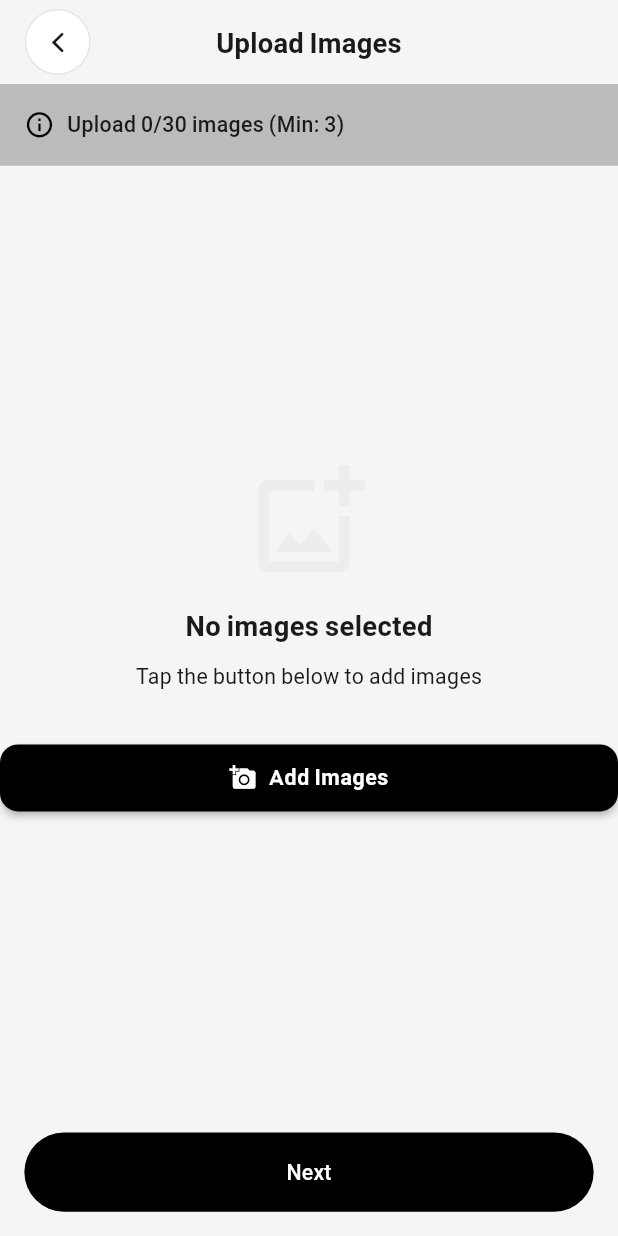
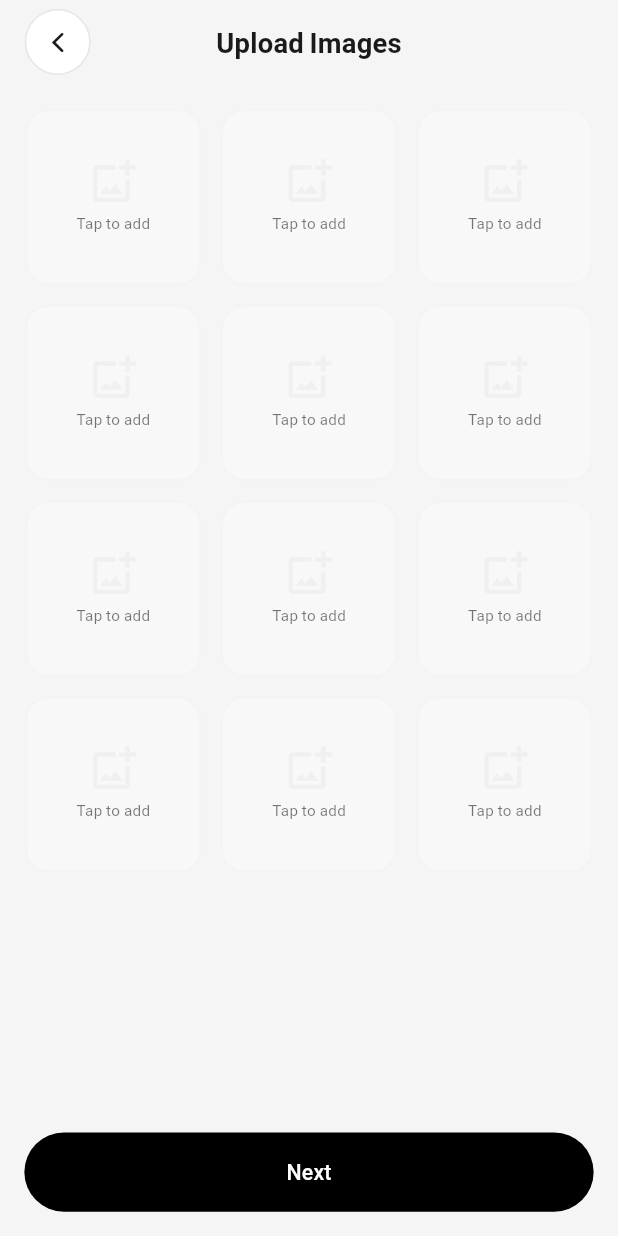
Before and after one commit to QutaibaQusai/Channels, a Flutter app: the UploadImagesView screen opened directly with empty values, on a phone screen of 412 x 824 dp. Run offline on Flutter 3.47's test engine with Material 3 defaults, Android fonts, the phone set to English and light mode, and no system bars; our stand-ins replace carousel_slider, dio, equatable, flutter_bloc, flutter_otp_text_field, flutter_riverpod and 12 more; accounts and stored records are empty.

Commit message:
the flow of the create add

```diff
--- a/lib/core/api/end_points.dart
+++ b/lib/core/api/end_points.dart
@@ -3,8 +3,7 @@ class EndPoint {
   static String countries = "countries";
   static String categories = "categories";
   static String subcategories(String categoryId) => "categories/$categoryId";
-  static String filters(String categoryId) =>
-      "categories/$categoryId/filters";
+  static String filters(String categoryId) => "categories/$categoryId/filters";
   static String requestOtp = "auth/request-otp";
   static String verifyOtp = "auth/verify-otp";
   static String updatePreferences = "user/preferences";
@@ -57,6 +56,7 @@ class ApiKey {
   static String attributes = "attributes";
   static String amount = "amount";
   static String price = "price";
+  static String priceAmount = "price_amount";
   static String priceCurrency = "price_currency";
   static String adStatus = "status";
   static String reportCount = "report_count";
--- /dev/null
+++ b/lib/core/shared/widgets/gradient_overlay.dart
@@ -0,0 +1,99 @@
+import 'package:flutter/material.dart';
+
+/// A reusable widget that places a bottom gradient overlay on top of [child]
+/// and shows a fixed [bottomWidget] above it.
+///
+/// Creates a smooth gradient fade effect from transparent to the scaffold background color.
+/// Perfect for floating action buttons, bottom navigation, or fixed CTAs.
+///
+/// - [inverseGradient] = false: transparent (top) -> opaque (bottom) - default
+/// - [inverseGradient] = true : opaque (top) -> transparent (bottom)
+class GradientOverlay extends StatelessWidget {
+  final Widget child;
+  final Widget? bottomWidget;
+  final bool inverseGradient;
+
+  const GradientOverlay({
+    super.key,
+    required this.child,
+    this.bottomWidget,
+    this.inverseGradient = false,
+  });
+
+  static const List<double> _stops = <double>[
+    0.0,
+    0.05,
+    0.10,
+    0.15,
+    0.25,
+    0.35,
+    0.45,
+    0.55,
+    0.65,
+    0.75,
+    0.85,
+    0.95,
+    1.0,
+  ];
+
+  @override
+  Widget build(BuildContext context) {
+    final Color bg = Theme.of(context).scaffoldBackgroundColor;
+
+    final List<Color> colors = inverseGradient
+        ? <Color>[
+            bg,
+            bg.withValues(alpha: 0.95),
+            bg.withValues(alpha: 0.90),
+            bg.withValues(alpha: 0.85),
+            bg.withValues(alpha: 0.75),
+            bg.withValues(alpha: 0.65),
+            bg.withValues(alpha: 0.55),
+            bg.withValues(alpha: 0.45),
+            bg.withValues(alpha: 0.35),
+            bg.withValues(alpha: 0.25),
+            bg.withValues(alpha: 0.15),
+            bg.withValues(alpha: 0.05),
+            bg.withValues(alpha: 0.0),
+          ]
+        : <Color>[
+            bg.withValues(alpha: 0.0),
+            bg.withValues(alpha: 0.05),
+            bg.withValues(alpha: 0.15),
+            bg.withValues(alpha: 0.25),
+            bg.withValues(alpha: 0.35),
+            bg.withValues(alpha: 0.45),
+            bg.withValues(alpha: 0.55),
+            bg.withValues(alpha: 0.65),
+            bg.withValues(alpha: 0.75),
+            bg.withValues(alpha: 0.85),
+            bg.withValues(alpha: 0.90),
+            bg.withValues(alpha: 0.95),
+            bg,
+          ];
+
+    return Stack(
+      fit: StackFit.expand,
+      children: <Widget>[
+        child,
+        if (bottomWidget != null)
+          Positioned(
+            left: 0,
+            right: 0,
+            bottom: 0,
+            child: DecoratedBox(
+              decoration: BoxDecoration(
+                gradient: LinearGradient(
+                  begin: Alignment.topCenter,
+                  end: Alignment.bottomCenter,
+                  colors: colors,
+                  stops: _stops,
+                ),
+              ),
+              child: SafeArea(top: false, child: bottomWidget!),
+            ),
+          ),
+      ],
+    );
+  }
+}
--- a/lib/features/categories/data/data_sources/categories_remote_data_source.dart
+++ b/lib/features/categories/data/data_sources/categories_remote_data_source.dart
@@ -21,9 +21,9 @@ class CategoriesRemoteDataSourceImpl implements CategoriesRemoteDataSource {
     String? country,
     String? parentId,
   }) async {
-    final response = await apiConsumer.get(
+    final response = await apiConsumer.post(
       EndPoint.categories,
-      queryParameters: {
+      data: {
         ApiKey.lang: lang,
         if (country != null) ApiKey.country: country,
         if (parentId != null) ApiKey.parentId: parentId,
--- a/lib/features/create_ad/data/data_sources/subcategories_remote_data_source.dart
+++ b/lib/features/create_ad/data/data_sources/subcategories_remote_data_source.dart
@@ -20,9 +20,9 @@ class SubcategoriesRemoteDataSourceImpl
     required String categoryId,
     required String lang,
   }) async {
-    final response = await apiConsumer.get(
+    final response = await apiConsumer.post(
       EndPoint.subcategories(categoryId),
-      queryParameters: {
+      data: {
         ApiKey.lang: lang,
       },
     );
--- a/lib/features/create_ad/data/repositories/create_ad_repository_impl.dart
+++ b/lib/features/create_ad/data/repositories/create_ad_repository_impl.dart
@@ -11,6 +11,7 @@ class CreateAdRepositoryImpl implements CreateAdRepository {
   Future<String> createAd({
     required String categoryId,
     required String subcategoryId,
+    required String countryCode,
     required String title,
     required String description,
     required double price,
@@ -20,6 +21,7 @@ class CreateAdRepositoryImpl implements CreateAdRepository {
     final response = await remoteDataSource.createAd(
       categoryId: categoryId,
       subcategoryId: subcategoryId,
+      countryCode: countryCode,
       title: title,
       description: description,
       price: price,
--- a/lib/features/create_ad/domain/repositories/create_ad_repository.dart
+++ b/lib/features/create_ad/domain/repositories/create_ad_repository.dart
@@ -4,6 +4,7 @@ abstract class CreateAdRepository {
   Future<String> createAd({
     required String categoryId,
     required String subcategoryId,
+    required String countryCode,
     required String title,
     required String description,
     required double price,
--- a/lib/features/create_ad/domain/usecases/create_ad.dart
+++ b/lib/features/create_ad/domain/usecases/create_ad.dart
@@ -9,6 +9,7 @@ class CreateAd {
   Future<String> call({
     required String categoryId,
     required String subcategoryId,
+    required String countryCode,
     required String title,
     required String description,
     required double price,
@@ -18,6 +19,7 @@ class CreateAd {
     return repository.createAd(
       categoryId: categoryId,
       subcategoryId: subcategoryId,
+      countryCode: countryCode,
       title: title,
       description: description,
       price: price,
--- a/lib/features/create_ad/presentation/cubit/create_ad/create_ad_cubit.dart
+++ b/lib/features/create_ad/presentation/cubit/create_ad/create_ad_cubit.dart
@@ -12,6 +12,7 @@ class CreateAdCubit extends Cubit<CreateAdState> {
   Future<void> createAd({
     required String categoryId,
     required String subcategoryId,
+    required String countryCode,
     required String title,
     required String description,
     required double price,
@@ -24,6 +25,7 @@ class CreateAdCubit extends Cubit<CreateAdState> {
       final adId = await createAdUseCase.call(
         categoryId: categoryId,
         subcategoryId: subcategoryId,
+        countryCode: countryCode,
         title: title,
         description: description,
         price: price,
--- a/lib/features/create_ad/presentation/views/upload_images/upload_images_view.dart
+++ b/lib/features/create_ad/presentation/views/upload_images/upload_images_view.dart
@@ -6,6 +6,7 @@ import 'package:image_picker/image_picker.dart';
 import 'package:channels/core/shared/widgets/app_bar.dart';
 import 'package:channels/core/shared/widgets/app_button.dart';
 import 'package:channels/core/shared/widgets/app_toast.dart';
+import 'package:channels/core/shared/widgets/gradient_overlay.dart';
 import 'package:channels/core/theme/app_sizes.dart';
 import 'package:channels/core/router/route_names.dart';
 
@@ -15,12 +16,14 @@ class UploadImagesView extends StatefulWidget {
   final Map<String, dynamic> formData;
   final String categoryId; // Subcategory ID
   final String parentCategoryId; // Parent category ID
+  final String rootCategoryId; // Root category (for API submission)
 
   const UploadImagesView({
     super.key,
     required this.formData,
     required this.categoryId,
     required this.parentCategoryId,
+    required this.rootCategoryId,
   });
 
   @override
@@ -110,6 +113,7 @@ class _UploadImagesViewState extends State<UploadImagesView> {
         'formData': widget.formData,
         'categoryId': widget.categoryId,
         'parentCategoryId': widget.parentCategoryId,
+        'rootCategoryId': widget.rootCategoryId,
         'images': _images,
       },
     );
@@ -124,97 +128,24 @@ class _UploadImagesViewState extends State<UploadImagesView> {
       backgroundColor: theme.scaffoldBackgroundColor,
       appBar: const AppAppBar(title: 'Upload Images', showBackButton: true),
       body: SafeArea(
-        child: Column(
-          children: [
-            // Image counter and info
-            Container(
-              padding: EdgeInsets.all(AppSizes.s16),
-              color: colorScheme.primaryContainer.withValues(alpha: 0.3),
-              child: Row(
-                children: [
-                  Icon(
-                    Icons.info_outline,
-                    size: 20.sp,
-                    color: colorScheme.primary,
-                  ),
-                  SizedBox(width: AppSizes.s8),
-                  Expanded(
-                    child: Text(
-                      'Upload ${_images.length}/$_maxImages images (Min: $_minImages)',
-                      style: TextStyle(
-                        fontSize: 14.sp,
-                        fontWeight: FontWeight.w500,
-                        color: colorScheme.onSurface,
-                      ),
-                    ),
-                  ),
-                ],
-              ),
-            ),
-
-            // Images grid
-            Expanded(
-              child: _images.isEmpty
-                  ? _buildEmptyState(colorScheme)
-                  : _buildImageGrid(colorScheme),
-            ),
-
-            // Bottom button
-            Padding(
-              padding: EdgeInsets.all(AppSizes.s16),
-              child: AppButton(text: 'Next', onPressed: _handleNext),
-            ),
-          ],
+        bottom: false,
+        child: GradientOverlay(
+          bottomWidget: Padding(
+            padding: EdgeInsets.all(AppSizes.s16),
+            child: AppButton(text: 'Next', onPressed: _handleNext),
+          ),
+          child: _buildImageGrid(colorScheme),
         ),
       ),
     );
   }
 
-  Widget _buildEmptyState(ColorScheme colorScheme) {
-    return Center(
-      child: Column(
-        mainAxisAlignment: MainAxisAlignment.center,
-        children: [
-          Icon(
-            Icons.add_photo_alternate_outlined,
-            size: 80.sp,
-            color: colorScheme.outline.withValues(alpha: 0.5),
-          ),
-          SizedBox(height: AppSizes.s16),
-          Text(
-            'No images selected',
-            style: TextStyle(
-              fontSize: 18.sp,
-              fontWeight: FontWeight.w600,
-              color: colorScheme.onSurface,
-            ),
-          ),
-          SizedBox(height: AppSizes.s8),
-          Text(
-            'Tap the button below to add images',
-            style: TextStyle(
-              fontSize: 14.sp,
-              color: colorScheme.onSurfaceVariant,
-            ),
-          ),
-          SizedBox(height: AppSizes.s32),
-          ElevatedButton.icon(
-            onPressed: _pickMultipleImages,
-            icon: const Icon(Icons.add_a_photo),
-            label: const Text('Add Images'),
-            style: ElevatedButton.styleFrom(
-              padding: EdgeInsets.symmetric(
-                horizontal: AppSizes.s24,
-                vertical: AppSizes.s12,
-              ),
-            ),
-          ),
-        ],
-      ),
-    );
-  }
+  Widget _buildImageGrid(ColorScheme colorScheme) {
+    // Show at least 12 placeholder boxes if empty, otherwise show images + add button
+    final int itemCount = _images.isEmpty
+        ? 12 // Show 12 placeholder boxes when empty (4 rows x 3 columns)
+        : _images.length + (_images.length < _maxImages ? 1 : 0);
 
-  Widget _buildImageGrid(ColorScheme colorScheme) {
     return GridView.builder(
       padding: EdgeInsets.all(AppSizes.s16),
       gridDelegate: const SliverGridDelegateWithFixedCrossAxisCount(
@@ -223,16 +154,56 @@ class _UploadImagesViewState extends State<UploadImagesView> {
         mainAxisSpacing: 12,
         childAspectRatio: 1,
       ),
-      itemCount: _images.length + (_images.length < _maxImages ? 1 : 0),
+      itemCount: itemCount,
       itemBuilder: (context, index) {
+        // If no images, show placeholders
+        if (_images.isEmpty) {
+          return _buildPlaceholderBox(colorScheme);
+        }
+
+        // Show images + add button
         if (index == _images.length) {
-          // Add button
           return _buildAddButton(colorScheme);
         }
 
-        // Image item
         return _buildImageItem(index, colorScheme);
       },
+    );
+  }
+
+  Widget _buildPlaceholderBox(ColorScheme colorScheme) {
+    return InkWell(
+      onTap: _pickMultipleImages,
+      borderRadius: BorderRadius.circular(AppSizes.r16),
+      child: Container(
+        decoration: BoxDecoration(
+          color: colorScheme.surfaceContainerHighest.withValues(alpha: 0.3),
+          borderRadius: BorderRadius.circular(AppSizes.r16),
+          border: Border.all(
+            color: colorScheme.outline.withValues(alpha: 0.2),
+            width: 2,
+            strokeAlign: BorderSide.strokeAlignInside,
+          ),
+        ),
+        child: Column(
+          mainAxisAlignment: MainAxisAlignment.center,
+          children: [
+            Icon(
+              Icons.add_photo_alternate_outlined,
+              size: 32.sp,
+              color: colorScheme.outline.withValues(alpha: 0.4),
+            ),
+            SizedBox(height: AppSizes.s4),
+            Text(
+              'Tap to add',
+              style: TextStyle(
+                fontSize: 10.sp,
+                color: colorScheme.onSurfaceVariant.withValues(alpha: 0.6),
+              ),
+            ),
+          ],
+        ),
+      ),
     );
   }
 
```
Also changed, not shown: lib/core/router/app_router.dart (+10 -0 lines), lib/features/create_ad/data/data_sources/create_ad_remote_data_source.dart (+11 -4 lines), lib/features/create_ad/presentation/views/ad_details/ad_details_view.dart (+25 -15 lines), lib/features/create_ad/presentation/views/ad_form/ad_form_view.dart (+45 -30 lines), lib/features/create_ad/presentation/views/select_subcategory/select_subcategory_view.dart (+60 -38 lines), lib/features/create_ad/presentation/views/single_filter/single_filter_view.dart (+18 -24 lines).
